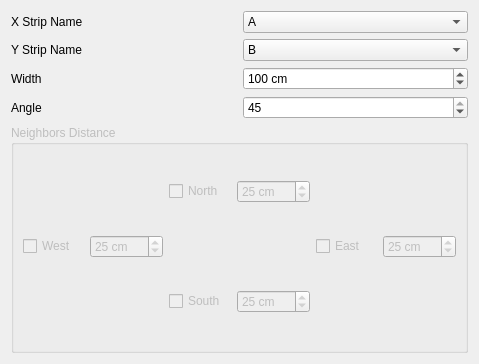
The window that safe/punch/Resources/ui/base_foundation_panel.ui (ebrahimraeyat/OSAFE) describes before a commit, drawn with Qt 5.
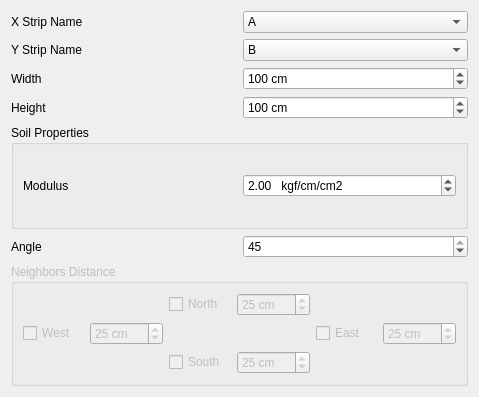
The same window after the commit.

Commit message: adding height property to base foundation

Patch:
```diff
--- a/safe/punch/Resources/ui/base_foundation_panel.ui
+++ b/safe/punch/Resources/ui/base_foundation_panel.ui
@@ -7,7 +7,7 @@
     <x>0</x>
     <y>0</y>
     <width>479</width>
-    <height>364</height>
+    <height>397</height>
    </rect>
   </property>
   <property name="windowTitle">
@@ -74,15 +74,15 @@
     </layout>
    </item>
    <item>
-    <layout class="QHBoxLayout" name="horizontalLayout">
-     <item>
+    <layout class="QGridLayout" name="gridLayout_3">
+     <item row="0" column="0">
       <widget class="QLabel" name="label_2">
        <property name="text">
         <string>Width</string>
        </property>
       </widget>
      </item>
-     <item>
+     <item row="0" column="1">
       <widget class="QSpinBox" name="width_spinbox">
        <property name="suffix">
         <string> cm</string>
@@ -101,8 +101,75 @@
        </property>
       </widget>
      </item>
+     <item row="1" column="0">
+      <widget class="QLabel" name="label_5">
+       <property name="text">
+        <string>Height</string>
+       </property>
+      </widget>
+     </item>
+     <item row="1" column="1">
+      <widget class="QSpinBox" name="height_spinbox">
+       <property name="suffix">
+        <string> cm</string>
+       </property>
+       <property name="minimum">
+        <number>20</number>
+       </property>
+       <property name="maximum">
+        <number>1000</number>
+       </property>
+       <property name="singleStep">
+        <number>5</number>
+       </property>
+       <property name="value">
+        <number>100</number>
+       </property>
+      </widget>
+     </item>
     </layout>
    </item>
+   <item>
+    <widget class="QGroupBox" name="groupBox">
+     <property name="title">
+      <string>Soil Properties</string>
+     </property>
+     <layout class="QGridLayout" name="gridLayout_4">
+      <item row="0" column="1">
+       <widget class="QDoubleSpinBox" name="soil_modulus">
+        <property name="prefix">
+         <string/>
+        </property>
+        <property name="suffix">
+         <string>   kgf/cm/cm2</string>
+        </property>
+        <property name="decimals">
+         <number>2</number>
+        </property>
+        <property name="minimum">
+         <double>0.100000000000000</double>
+        </property>
+        <property name="maximum">
+         <double>10.000000000000000</double>
+        </property>
+        <property name="singleStep">
+         <double>0.100000000000000</double>
+        </property>
+        <property name="value">
+         <double>2.000000000000000</double>
+        </property>
+       </widget>
+      </item>
+      <item row="0" column="0">
+       <widget class="QLabel" name="label_7">
+        <property name="text">
+         <string>Modulus</string>
+        </property>
+       </widget>
+      </item>
+     </layout>
+    </widget>
+   </item>
    <item>
     <layout class="QHBoxLayout" name="horizontalLayout_6">
      <item>
```
The commit also changes 4 other files.
